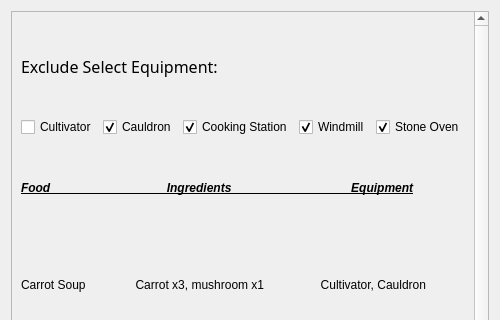
Qt form food.ui (Whomstt/Game_Menu_Project) before a commit; both pictures show x 0 to 500 and y 0 to 320 of the 500 by 600 pixel window.
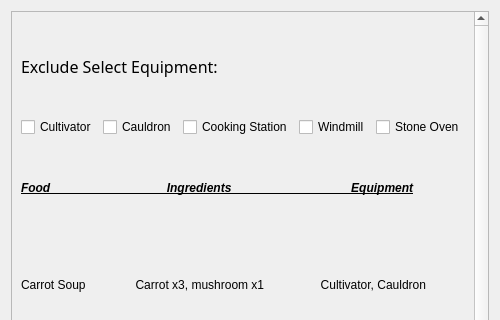
The same form after that commit.

The edit to the form file:
```diff
--- a/food.ui
+++ b/food.ui
@@ -38,7 +38,7 @@
       <property name="geometry">
        <rect>
         <x>0</x>
-        <y>0</y>
+        <y>-65</y>
         <width>563</width>
         <height>1000</height>
        </rect>
@@ -87,7 +87,7 @@
             <string>Cauldron</string>
            </property>
            <property name="checked">
-            <bool>true</bool>
+            <bool>false</bool>
            </property>
           </widget>
          </item>
@@ -97,7 +97,7 @@
             <string>Cooking Station</string>
            </property>
            <property name="checked">
-            <bool>true</bool>
+            <bool>false</bool>
            </property>
           </widget>
          </item>
@@ -110,7 +110,7 @@
             <bool>true</bool>
            </property>
            <property name="checked">
-            <bool>true</bool>
+            <bool>false</bool>
            </property>
           </widget>
          </item>
@@ -120,7 +120,7 @@
             <string>Stone Oven</string>
            </property>
            <property name="checked">
-            <bool>true</bool>
+            <bool>false</bool>
            </property>
           </widget>
          </item>
```
